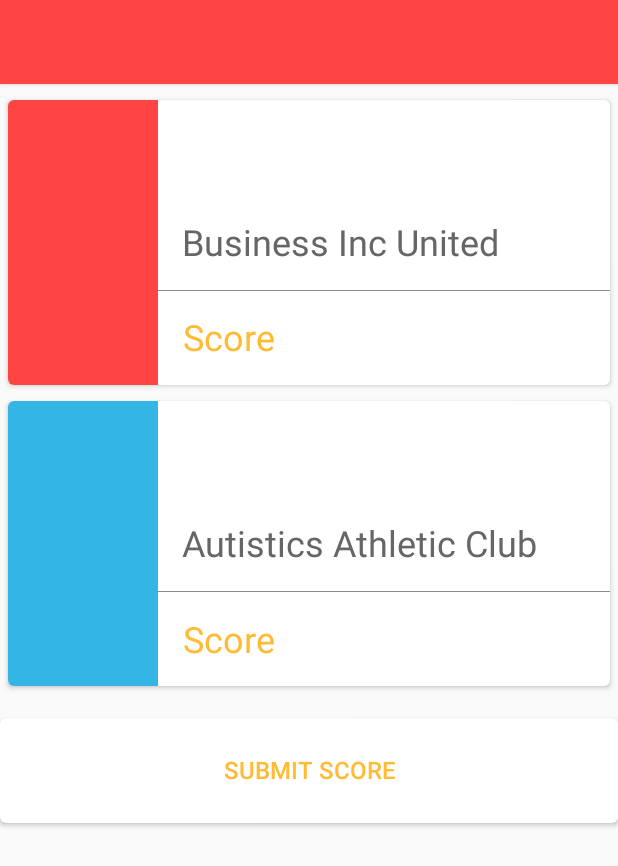
After one commit to georgepaw/BusinessIncAndroid, an Android app: the SubmitScoreOtherActivity screen opened directly, with no data from a screen before it, on a phone screen of 412 x 824 dp. The commit adds this screen. Shown: the top 866 px of the screen. Run offline under Robolectric (Android 15) with nearby library versions, the phone set to English and light mode, and no system bars.

Commit message:
added a new submit score page

```diff
--- a/Bath Touch/app/build.gradle
+++ b/Bath Touch/app/build.gradle
@@ -22,4 +22,7 @@ android {
 dependencies {
     compile fileTree(dir: 'libs', include: ['*.jar'])
     compile 'com.android.support:appcompat-v7:21.0.0'
+    compile 'com.android.support:cardview-v7:21.0.+'
+    compile 'com.android.support:recyclerview-v7:21.0.+'
+
 }
--- /dev/null
+++ b/Bath Touch/app/src/main/java/company/businessinc/bathtouch/SubmitScoreOtherActivity.java
@@ -0,0 +1,39 @@
+package company.businessinc.bathtouch;
+
+import android.support.v7.app.ActionBarActivity;
+import android.os.Bundle;
+import android.view.Menu;
+import android.view.MenuItem;
+
+
+public class SubmitScoreOtherActivity extends ActionBarActivity {
+
+    @Override
+    protected void onCreate(Bundle savedInstanceState) {
+        super.onCreate(savedInstanceState);
+        setContentView(R.layout.card);
+    }
+
+
+    @Override
+    public boolean onCreateOptionsMenu(Menu menu) {
+        // Inflate the menu; this adds items to the action bar if it is present.
+        getMenuInflater().inflate(R.menu.menu_submit_score_other, menu);
+        return true;
+    }
+
+    @Override
+    public boolean onOptionsItemSelected(MenuItem item) {
+        // Handle action bar item clicks here. The action bar will
+        // automatically handle clicks on the Home/Up button, so long
+        // as you specify a parent activity in AndroidManifest.xml.
+        int id = item.getItemId();
+
+        //noinspection SimplifiableIfStatement
+        if (id == R.id.action_settings) {
+            return true;
+        }
+
+        return super.onOptionsItemSelected(item);
+    }
+}
--- a/Bath Touch/app/src/main/res/layout/activity_login.xml
+++ b/Bath Touch/app/src/main/res/layout/activity_login.xml
@@ -13,6 +13,7 @@
         android:background="?attr/colorPrimary"
         android:elevation="2dp"
         app:title="Log in to Bath Touch"
+
         app:titleMarginBottom="8dp"
         android:gravity="bottom"
         app:titleTextAppearance="@style/Base.TextAppearance.AppCompat.Headline"
@@ -42,7 +43,7 @@
         android:layout_height="wrap_content"
         android:paddingLeft="40dp"
         android:paddingRight="40dp"
-        android:paddingTop="16dp"
+        android:paddingTop="32dp"
         android:layout_below="@+id/toolbar_login">
 
         <EditText
--- /dev/null
+++ b/Bath Touch/app/src/main/res/layout/card.xml
@@ -0,0 +1,196 @@
+<?xml version="1.0" encoding="utf-8"?>
+<LinearLayout xmlns:android="http://schemas.android.com/apk/res/android"
+
+    android:layout_width="fill_parent"
+    android:layout_height="fill_parent"
+    android:orientation="vertical"
+    >
+
+    <android.support.v7.widget.Toolbar
+        android:id="@+id/toolbar_submit_score"
+        android:layout_width="match_parent"
+        android:minHeight="?attr/actionBarSize"
+        android:background="?attr/colorPrimary"
+        android:elevation="2dp"
+        android:layout_height="wrap_content"
+        android:layout_marginBottom="5dp"/>
+
+    <android.support.v7.widget.CardView xmlns:android="http://schemas.android.com/apk/res/android"
+        xmlns:card_view="http://schemas.android.com/apk/res-auto"
+        android:layout_width="match_parent"
+        android:layout_height="190dp"
+        card_view:cardCornerRadius="4dp"
+        android:layout_margin="5dp"
+        android:id="@+id/team1_card"
+        >
+
+        <View
+            android:id="@+id/team1_color_bar"
+            android:layout_width="100dp"
+            android:layout_height="fill_parent"
+            android:background="@color/red"
+            >
+
+        </View>
+
+        <LinearLayout
+            android:layout_marginLeft="100dp"
+            android:layout_width="fill_parent"
+            android:layout_height="fill_parent"
+            android:orientation="vertical"
+            android:background="@color/white">
+
+            <TextView
+                android:gravity="bottom"
+                android:focusable="true"
+                android:clickable="true"
+                android:layout_height="fill_parent"
+                android:layout_width="fill_parent"
+                android:textSize="24sp"
+                android:textColor="@color/grey"
+                android:text="Business Inc United"
+                android:layout_margin="16dp"
+                android:layout_weight="1"
+                android:layout_gravity="center"
+
+
+                />
+
+            <View
+                android:layout_width="fill_parent"
+                android:layout_height="1px"
+                android:background="#8A8A8A">
+
+                </View>
+
+
+            <EditText
+                android:layout_width="wrap_content"
+                android:layout_height="fill_parent"
+                android:layout_gravity="left"
+                android:gravity="center"
+                android:hint="Score"
+                android:textSize="24dp"
+                android:layout_margin="16dp"
+                android:textColorHint="@color/orange"
+                android:background="@color/white"
+                android:textColor="@color/orange"
+                android:layout_weight="2"
+                android:inputType="number"
+                />
+
+
+
+        </LinearLayout>
+
+    </android.support.v7.widget.CardView>
+
+
+
+    <android.support.v7.widget.CardView xmlns:android="http://schemas.android.com/apk/res/android"
+        xmlns:card_view="http://schemas.android.com/apk/res-auto"
+        android:layout_width="match_parent"
+        android:layout_height="190dp"
+        card_view:cardCornerRadius="4dp"
+        android:layout_margin="5dp"
+        android:id="@+id/team2_card"
+
+        >
+
+
+        <View
+            android:id="@+id/team2_color_bar"
+            android:layout_width="100dp"
+            android:layout_height="fill_parent"
+            android:background="@color/blue"
+            >
+
+        </View>
+
+        <LinearLayout
+            android:layout_marginLeft="100dp"
+            android:layout_width="fill_parent"
+            android:layout_height="fill_parent"
+            android:orientation="vertical"
+            android:background="@color/white"
+            >
+
+
+            <TextView
+                android:gravity="bottom"
+                android:focusable="true"
+                android:clickable="true"
+                android:layout_height="fill_parent"
+                android:layout_width="fill_parent"
+                android:textSize="24sp"
+                android:textColor="@color/grey"
+                android:text="Autistics Athletic Club"
+                android:layout_margin="16dp"
+                android:layout_weight="1"
+
+                />
+
+            <View
+                android:layout_width="fill_parent"
+                android:layout_height="1px"
+                android:background="#8A8A8A">
+
+            </View>
+
+
+            <EditText
+                android:layout_width="wrap_content"
+                android:layout_height="fill_parent"
+                android:layout_gravity="left"
+                android:gravity="center"
+                android:hint="Score"
+                android:textSize="24dp"
+                android:layout_marginLeft="16dp"
+                android:textColorHint="@color/orange"
+                android:textColor="@color/orange"
+                android:background="@color/white"
+                android:layout_weight="2"
+                android:inputType="number"
+                />
+
+
+
+        </LinearLayout>
+
+
+
+    </android.support.v7.widget.CardView>
+
+    <android.support.v7.widget.CardView
+        xmlns:android="http://schemas.android.com/apk/res/android"
+        xmlns:card_view="http://schemas.android.com/apk/res-auto"
+        android:layout_height="70dp"
+        android:layout_width="fill_parent"
+        card_view:cardCornerRadius="4dp"
+        android:layout_marginTop="16dp"
+        android:id="@+id/submit_score_card"
+        android:background="@color/white">
+
+        <Button
+            style="?android:attr/borderlessButtonStyle"
+            android:layout_width="wrap_content"
+            android:text="Submit Score"
+            android:textAllCaps="true"
+            android:textSize="16sp"
+            android:padding="8dp"
+            android:layout_height="48dp"
+            android:layout_gravity="center"
+            android:textColor="@color/orange"/>
+
+
+
+    </android.support.v7.widget.CardView>
+
+
+
+
+
+
+
+
+</LinearLayout>
--- /dev/null
+++ b/Bath Touch/app/src/main/res/menu/menu_submit_score_other.xml
@@ -0,0 +1,7 @@
+<menu xmlns:android="http://schemas.android.com/apk/res/android"
+    xmlns:app="http://schemas.android.com/apk/res-auto"
+    xmlns:tools="http://schemas.android.com/tools"
+    tools:context="company.businessinc.bathtouch.SubmitScoreOtherActivity">
+    <item android:id="@+id/action_settings" android:title="@string/action_settings"
+        android:orderInCategory="100" app:showAsAction="never" />
+</menu>
--- a/Bath Touch/app/src/main/res/values/colors.xml
+++ b/Bath Touch/app/src/main/res/values/colors.xml
@@ -12,7 +12,8 @@
     <item name="darkorange" type="color">#FFFF8800</item>
     <item name="darkred" type="color">#FFCC0000</item>
     <item name="white" type="color">#FFF</item>
-    <item name="grey" type="color">#E0E0E0</item>
+    <item name="grey" type="color">#666666</item>
+    <item name="black" type="color">#000000</item>
 
     <item name="transparent_grey" type="color">#33000000</item>
 
--- a/Bath Touch/app/src/main/res/values/strings.xml
+++ b/Bath Touch/app/src/main/res/values/strings.xml
@@ -4,10 +4,8 @@
     <string name="app_name">Bath Touch</string>
     <string name="hello_world">Hello world!</string>
     <string name="action_settings">Settings</string>
-
     <string name="title_activity_login">Login</string>
     <string name="title_activity_submit_score">Submit Match Score</string>
-
     <string name="login_username_hint">Enter your username</string>
     <string name="login_password_hint">Enter your password</string>
     <string name="button_login">Login</string>
@@ -24,4 +22,8 @@
         <item>Team Neptune</item>
     </string-array>
 
+    <string name="title_activity_submit_score_other">SubmitScoreOtherActivity</string>
+    <string name="title_activity_activity_scrolll">activity_scrolll</string>
+    <string name="title_activity_list_activity">list_activity</string>
+
 </resources>
--- a/Bath Touch/build.gradle
+++ b/Bath Touch/build.gradle
@@ -6,6 +6,7 @@ buildscript {
     }
     dependencies {
         classpath 'com.android.tools.build:gradle:0.14.1'
+
 
         // NOTE: Do not place your application dependencies here; they belong
         // in the individual module build.gradle files
```
Also changed, not shown: Bath Touch/app/src/main/AndroidManifest.xml (+28 -4 lines), Bath Touch/app/src/main/java/company/businessinc/bathtouch/MainActivity.java (+9 -4 lines), Bath Touch/app/src/main/java/company/businessinc/bathtouch/list_activity.java (added, +106 -0 lines), Bath Touch/app/src/main/res/layout/activity_list_activity.xml (added, +12 -0 lines), Bath Touch/app/src/main/res/menu/menu_activity_scrolll.xml (added, +7 -0 lines), Bath Touch/app/src/main/res/menu/menu_list_activity.xml (added, +7 -0 lines), Bath Touch/app/src/main/ic_launcher-web.png, Bath Touch/app/src/main/res/drawable-hdpi/ic_launcher.png, Bath Touch/app/src/main/res/drawable-mdpi/ic_launcher.png, Bath Touch/app/src/main/res/drawable-xhdpi/ic_launcher.png, Bath Touch/app/src/main/res/drawable-xxhdpi/ic_launcher.png, 1 other file.
